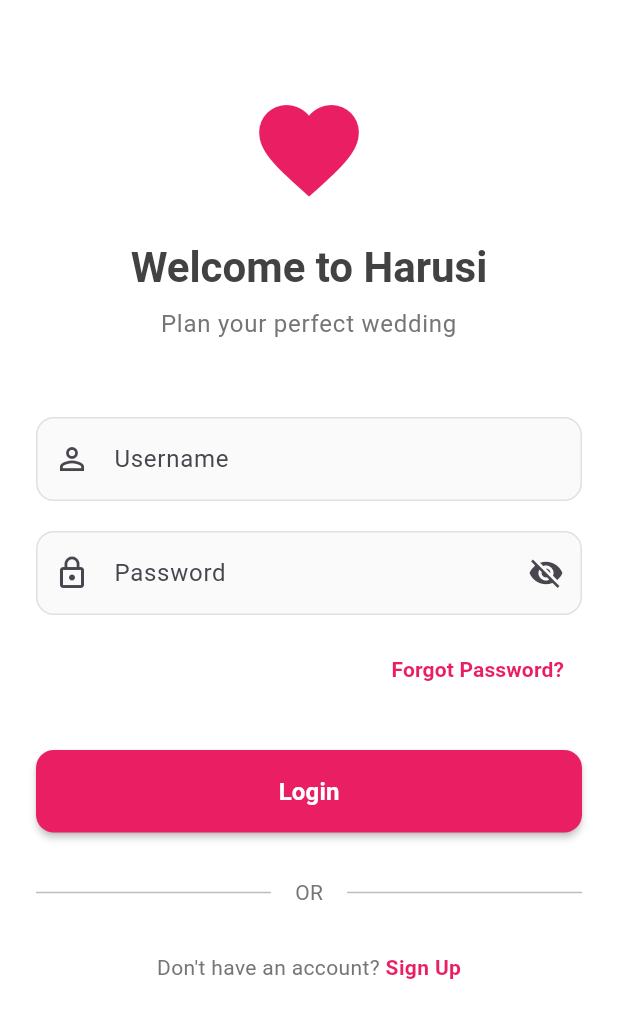
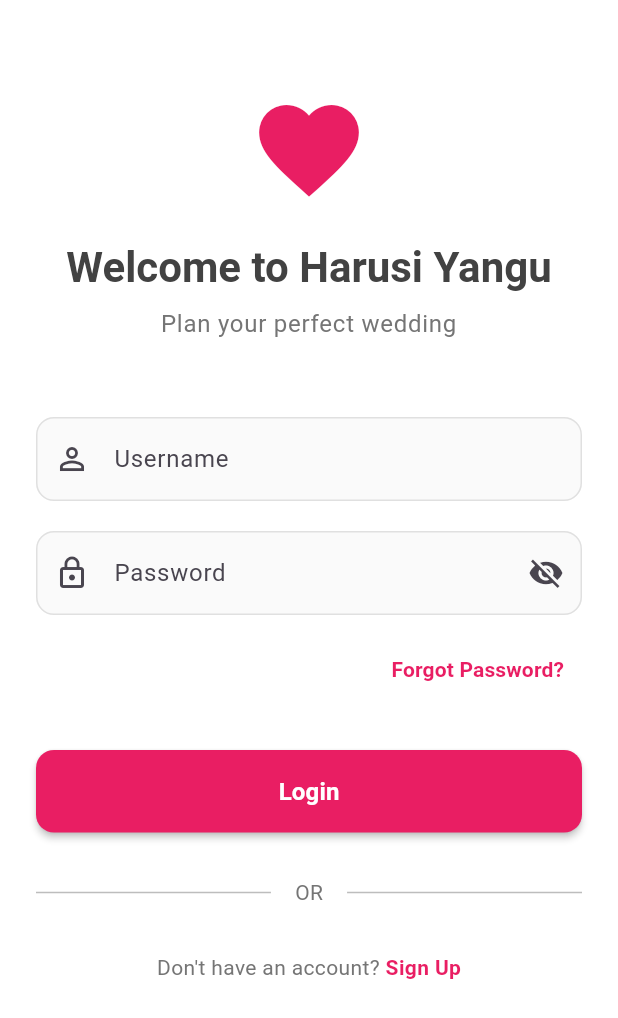
Before and after one commit to salva669/harusi, a Flutter app: the screen it shows after launch, on a phone screen of 412 x 824 dp. Shown: the top 1018 px of the screen. Run offline on Flutter 3.47's test engine with Material 3 defaults, Android fonts, the phone set to English and light mode, and no system bars; our stand-ins replace fl_chart, shared_preferences; accounts and stored records are empty.

Commit message:
rename haru to harusi yangu

```diff
--- a/harusi_mobile/lib/screens/login_screen.dart
+++ b/harusi_mobile/lib/screens/login_screen.dart
@@ -85,7 +85,7 @@ class _LoginScreenState extends State<LoginScreen> {
 
                 // Welcome Text
                 Text(
-                  'Welcome to Harusi',
+                  'Welcome to Harusi Yangu',
                   style: Theme.of(context).textTheme.headlineMedium?.copyWith(
                     fontWeight: FontWeight.bold,
                     color: Colors.grey[800],
```
